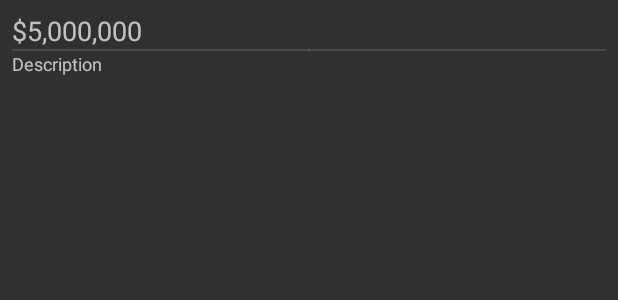
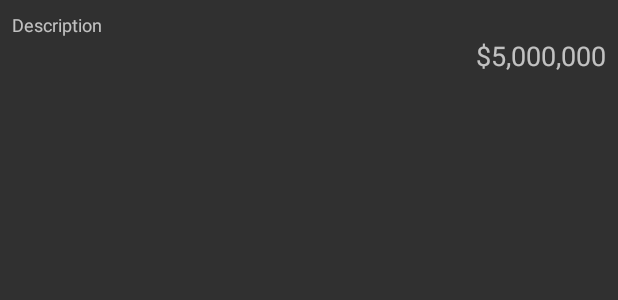
Before and after one commit to valcus/MoneybagsBudgeting, an Android app: the layout transaction_item.xml on its own in the app's theme, with its tools: preview values and no code run, on a phone screen of 412 x 824 dp. Shown: the top 300 px of the screen. Run offline under Robolectric (Android 15) with nearby library versions, the phone set to English and light mode, and no system bars.

```diff
--- a/app/src/main/java/velkus/moneybagsbudgeting/transactions/TransactionsFragment.kt
+++ b/app/src/main/java/velkus/moneybagsbudgeting/transactions/TransactionsFragment.kt
@@ -4,6 +4,7 @@ import android.arch.lifecycle.Observer
 import android.arch.lifecycle.ViewModelProviders
 import android.os.Bundle
 import android.support.v4.app.Fragment
+import android.support.v7.widget.DividerItemDecoration
 import android.support.v7.widget.LinearLayoutManager
 import android.support.v7.widget.RecyclerView
 import android.view.LayoutInflater
@@ -49,6 +50,7 @@ class TransactionsFragment : Fragment() {
         val transactionRecyclerView = view.transactionsView
         transactionRecyclerView.layoutManager = viewManager
         transactionRecyclerView.adapter = viewAdapter
+        transactionRecyclerView.addItemDecoration(DividerItemDecoration(context, DividerItemDecoration.VERTICAL))
 
         return view
     }
--- a/app/src/main/res/layout/transaction_item.xml
+++ b/app/src/main/res/layout/transaction_item.xml
@@ -11,19 +11,9 @@
         android:layout_width="wrap_content"
         android:layout_height="wrap_content"
         android:textSize="18sp"
-        app:layout_constraintStart_toStartOf="parent"
-        app:layout_constraintTop_toTopOf="parent"
+        app:layout_constraintEnd_toEndOf="parent"
+        app:layout_constraintTop_toBottomOf="@+id/description"
         tools:text="$5,000,000" />
-
-    <ImageView
-        android:id="@+id/divider"
-        android:layout_width="0dp"
-        android:layout_height="1dp"
-        android:background="@color/dividerColor"
-        app:layout_constraintEnd_toEndOf="parent"
-        app:layout_constraintStart_toStartOf="parent"
-        app:layout_constraintTop_toBottomOf="@id/amount"
-        app:srcCompat="?attr/dividerHorizontal" />
 
     <TextView
         android:id="@+id/description"
@@ -31,6 +21,7 @@
         android:layout_height="wrap_content"
         android:textSize="12sp"
         app:layout_constraintStart_toStartOf="parent"
-        app:layout_constraintTop_toBottomOf="@id/divider"
+        app:layout_constraintTop_toTopOf="parent"
+        android:text="Placeholder description"
         tools:text="Description" />
 </android.support.constraint.ConstraintLayout>
```
